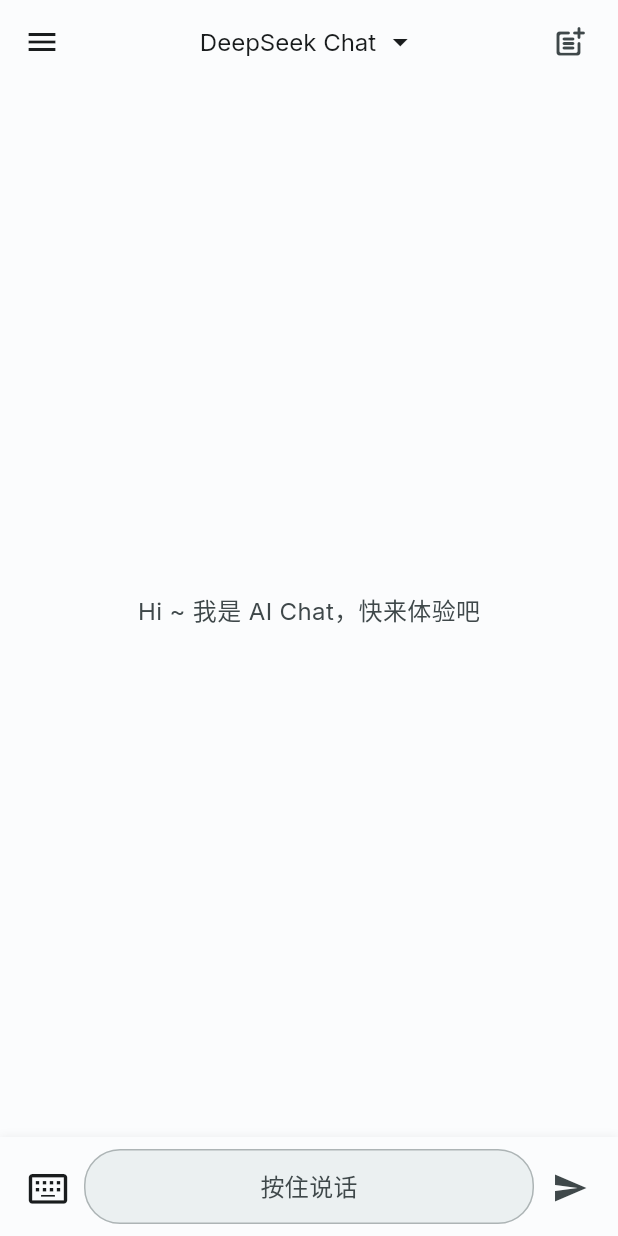
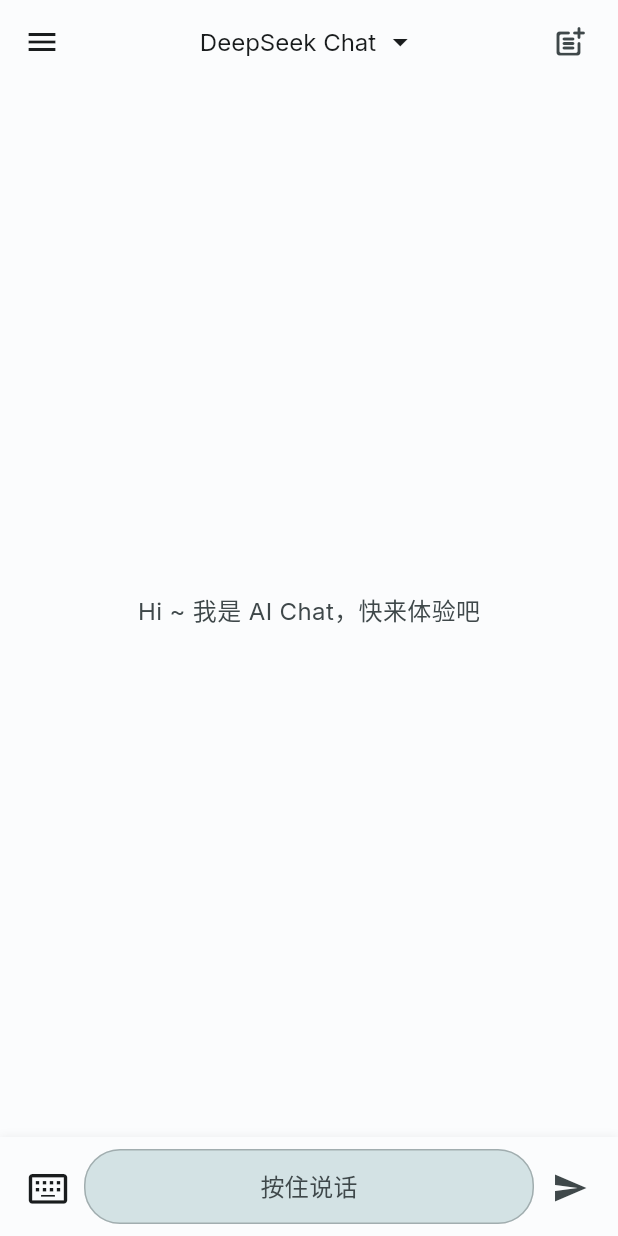
Before and after one commit to lixiuran/ai-chat-app, a Flutter app: the screen it shows after launch, after a tap on the "mic none" icon, on a phone screen of 412 x 824 dp. Run offline on Flutter 3.47's test engine with Material 3 defaults, Android fonts, the phone set to English and light mode, and no system bars; our stand-ins replace dio, flutter_chat_types, flutter_dotenv, flutter_markdown, flutter_riverpod, flutter_spinkit and 5 more.

Commit message:
处理警告

```diff
--- a/lib/providers/chat_provider.dart
+++ b/lib/providers/chat_provider.dart
@@ -12,7 +12,7 @@ final isLoadingProvider = StateProvider<bool>((ref) => false);
 class ChatMessagesNotifier extends StateNotifier<List<types.Message>> {
   final ChatService _chatService;
   final ConfigService _configService;
-  final StateNotifierProviderRef ref;
+  final Ref ref;
 
   ChatMessagesNotifier(this.ref, this._chatService)
       : _configService = ConfigService(),
--- a/lib/providers/conversation_provider.dart
+++ b/lib/providers/conversation_provider.dart
@@ -71,7 +71,7 @@ class ConversationsNotifier extends StateNotifier<List<Conversation>> {
 }
 
 class CurrentConversationNotifier extends StateNotifier<String?> {
-  final StateNotifierProviderRef ref;
+  final Ref ref;
 
   CurrentConversationNotifier(this.ref) : super(null);
 
--- a/lib/screens/home_screen.dart
+++ b/lib/screens/home_screen.dart
@@ -2,28 +2,19 @@ import 'package:flutter/material.dart';
 import 'package:flutter_riverpod/flutter_riverpod.dart';
 import 'package:flutter_chat_types/flutter_chat_types.dart' as types;
 import 'package:ai_app/providers/chat_provider.dart';
+import 'package:ai_app/providers/conversation_provider.dart';
 import 'package:ai_app/providers/model_provider.dart';
-import 'package:ai_app/providers/conversation_provider.dart';
+import 'package:ai_app/models/ai_model.dart';
 import 'package:ai_app/models/conversation.dart';
-import 'package:ai_app/models/ai_model.dart';
-import 'package:image_picker/image_picker.dart';
-import 'package:file_picker/file_picker.dart';
-import 'package:path_provider/path_provider.dart';
+import 'package:speech_to_text/speech_to_text.dart' as stt;
 import 'package:uuid/uuid.dart';
-import 'dart:io';
-import 'package:flutter_spinkit/flutter_spinkit.dart';
-import 'package:ai_app/widgets/markdown_text.dart';
-import 'package:url_launcher/url_launcher.dart';
-import 'package:ai_app/widgets/model_selector.dart';
-import 'package:ai_app/widgets/conversation_drawer.dart';
-import 'package:ai_app/providers/theme_provider.dart';
-import 'package:intl/intl.dart';
-import 'package:speech_to_text/speech_to_text.dart' as stt;
-import 'package:permission_handler/permission_handler.dart';
-
-// 导入自定义组件
 import 'package:ai_app/widgets/home/chat_input.dart';
 import 'package:ai_app/widgets/home/message_list.dart';
+import 'package:ai_app/widgets/conversation_drawer.dart';
+import 'package:ai_app/widgets/model_selector.dart';
+import 'package:intl/intl.dart';
+import 'package:permission_handler/permission_handler.dart';
+import 'dart:developer' as developer;
 
 /// 主屏幕
 /// 包含聊天界面、模型选择器和会话抽屉
@@ -61,6 +52,26 @@ class _HomeScreenState extends ConsumerState<HomeScreen> with TickerProviderStat
     _initScrollListener();
     _createNewConversationIfNeeded();
     _requestFocusAfterDelay();
+
+    // 初始化完成后打印日志
+    developer.log('HomeScreen initialized');
+
+    // 监听焦点变化
+    focusNode.addListener(() {
+      if (focusNode.hasFocus) {
+        developer.log('Input field focused');
+      }
+    });
+
+    // 初始化语音动画
+    _animationController = AnimationController(
+      vsync: this,
+      duration: const Duration(milliseconds: 1000),
+    );
+
+    _animation = Tween<double>(begin: 0.0, end: 1.0).animate(_animationController!);
+
+    developer.log('Animation controller initialized');
   }
 
   /// 初始化语音识别
@@ -69,11 +80,11 @@ class _HomeScreenState extends ConsumerState<HomeScreen> with TickerProviderStat
     try {
       var hasSpeech = await _speech.initialize(
         onError: (error) {
-          print('语音识别错误: ${error.errorMsg}');
+          developer.log('语音识别错误: ${error.errorMsg}');
           setState(() => _isListening = false);
         },
         onStatus: (status) {
-          print('语音识别状态: $status');
+          developer.log('语音识别状态: $status');
           if (status == 'done' && _isListening) {
             _handleVoiceButtonReleased();
           }
@@ -91,10 +102,10 @@ class _HomeScreenState extends ConsumerState<HomeScreen> with TickerProviderStat
           orElse: () => systemLocale!,
         );
 
-        print('选择的语言: ${zhLocale.localeId}');
+        developer.log('选择的语言: ${zhLocale.localeId}');
       }
     } catch (e) {
-      print('语音识别初始化错误: $e');
+      developer.log('语音识别初始化错误: $e');
     }
   }
 
@@ -192,13 +203,9 @@ class _HomeScreenState extends ConsumerState<HomeScreen> with TickerProviderStat
           });
         },
         localeId: 'zh_CN',
-        listenMode: stt.ListenMode.dictation,
-        partialResults: false,
-        listenFor: const Duration(seconds: 30),
-        pauseFor: const Duration(seconds: 3),
       );
     } catch (e) {
-      print('开始语音识别错误: $e');
+      developer.log('开始语音识别错误: $e');
       setState(() => _isListening = false);
       _animationController?.stop();
       if (mounted) {
@@ -257,7 +264,7 @@ class _HomeScreenState extends ConsumerState<HomeScreen> with TickerProviderStat
         }
       }
     } catch (e) {
-      print('停止语音识别错误: $e');
+      developer.log('停止语音识别错误: $e');
       setState(() => _isListening = false);
       _animationController?.stop();
       if (mounted) {
--- a/lib/theme/app_theme.dart
+++ b/lib/theme/app_theme.dart
@@ -18,11 +18,9 @@ const lightColorScheme = ColorScheme(
   errorContainer: Color(0xFFFFDAD6),
   onError: Color(0xFFFFFFFF),
   onErrorContainer: Color(0xFF410002),
-  background: Color(0xFFFBFCFD),
-  onBackground: Color(0xFF191C1D),
   surface: Color(0xFFFBFCFD),
   onSurface: Color(0xFF191C1D),
-  surfaceVariant: Color(0xFFDBE4E6),
+  surfaceContainerHighest: Color(0xFFDBE4E6),
   onSurfaceVariant: Color(0xFF3F484A),
   outline: Color(0xFF6F797A),
   onInverseSurface: Color(0xFFEFF1F1),
@@ -52,11 +50,9 @@ const darkColorScheme = ColorScheme(
   errorContainer: Color(0xFF93000A),
   onError: Color(0xFF690005),
   onErrorContainer: Color(0xFFFFDAD6),
-  background: Color(0xFF191C1D),
-  onBackground: Color(0xFFE1E3E3),
   surface: Color(0xFF191C1D),
   onSurface: Color(0xFFE1E3E3),
-  surfaceVariant: Color(0xFF3F484A),
+  surfaceContainerHighest: Color(0xFF3F484A),
   onSurfaceVariant: Color(0xFFBFC8CA),
   outline: Color(0xFF899294),
   onInverseSurface: Color(0xFF191C1D),
--- a/lib/widgets/conversation_drawer.dart
+++ b/lib/widgets/conversation_drawer.dart
@@ -24,7 +24,7 @@ class ConversationDrawer extends ConsumerWidget {
             Container(
               padding: const EdgeInsets.fromLTRB(16, 16, 16, 8),
               decoration: BoxDecoration(
-                color: Theme.of(context).colorScheme.primary.withOpacity(0.1),
+                color: Theme.of(context).colorScheme.primary.withAlpha(26),
               ),
               child: SafeArea(
                 bottom: false,
@@ -106,7 +106,7 @@ class ConversationDrawer extends ConsumerWidget {
                         foregroundColor: Theme.of(context).colorScheme.primary,
                         minimumSize: const Size(double.infinity, 44),
                         side: BorderSide(
-                          color: Theme.of(context).colorScheme.primary.withOpacity(0.5),
+                          color: Theme.of(context).colorScheme.primary.withAlpha(128),
                         ),
                       ),
                     ),
@@ -125,7 +125,7 @@ class ConversationDrawer extends ConsumerWidget {
                           Icon(
                             Icons.chat_bubble_outline,
                             size: 48,
-                            color: Theme.of(context).colorScheme.primary.withOpacity(0.5),
+                            color: Theme.of(context).colorScheme.primary.withAlpha(128),
                           ),
                           const SizedBox(height: 16),
                           Text(
@@ -207,16 +207,16 @@ class ConversationDrawer extends ConsumerWidget {
                             },
                             child: ListTile(
                               selected: isSelected,
-                              selectedTileColor: Theme.of(context).colorScheme.primaryContainer.withOpacity(0.3),
+                              selectedTileColor: Theme.of(context).colorScheme.primaryContainer.withAlpha(77),
                               leading: CircleAvatar(
                                 backgroundColor: isSelected
-                                    ? Theme.of(context).colorScheme.primary
-                                    : Theme.of(context).colorScheme.surfaceVariant,
+                                    ? Theme.of(context).colorScheme.primaryContainer.withAlpha(77)
+                                    : Colors.transparent,
                                 child: Icon(
                                   Icons.chat_bubble_outline,
                                   color: isSelected
-                                      ? Theme.of(context).colorScheme.onPrimary
-                                      : Theme.of(context).colorScheme.primary,
+                                      ? Theme.of(context).colorScheme.primary.withAlpha(26)
+                                      : Colors.transparent,
                                   size: 20,
                                 ),
                               ),
@@ -257,11 +257,13 @@ class ConversationDrawer extends ConsumerWidget {
             Container(
               decoration: BoxDecoration(
                 color: Theme.of(context).colorScheme.surface,
-                border: Border(
-                  top: BorderSide(
-                    color: Theme.of(context).colorScheme.outlineVariant.withOpacity(0.2),
+                boxShadow: [
+                  BoxShadow(
+                    color: Colors.black.withAlpha(13),
+                    offset: const Offset(1, 0),
+                    blurRadius: 4,
                   ),
-                ),
+                ],
               ),
               child: SafeArea(
                 top: false,
@@ -270,7 +272,7 @@ class ConversationDrawer extends ConsumerWidget {
                   child: Row(
                     children: [
                       CircleAvatar(
-                        backgroundColor: Theme.of(context).colorScheme.primary.withOpacity(0.1),
+                        backgroundColor: Theme.of(context).colorScheme.primary.withAlpha(26),
                         child: Icon(
                           Icons.person_outline,
                           color: Theme.of(context).colorScheme.primary,
@@ -311,7 +313,6 @@ class ConversationDrawer extends ConsumerWidget {
                       IconButton(
                         icon: const Icon(Icons.settings_outlined),
                         onPressed: () {
-                          // TODO: 打开设置页面
                         },
                         tooltip: '设置',
                       ),
--- a/lib/widgets/home/chat_input.dart
+++ b/lib/widgets/home/chat_input.dart
@@ -1,7 +1,6 @@
 import 'package:flutter/material.dart';
 import 'package:flutter_riverpod/flutter_riverpod.dart';
 import 'package:ai_app/models/ai_model.dart';
-import 'package:ai_app/models/conversation.dart';
 import 'package:ai_app/widgets/home/voice_input.dart';
 import 'package:ai_app/widgets/home/feature_button.dart';
 
@@ -40,7 +39,7 @@ class ChatInput extends ConsumerWidget {
         color: Theme.of(context).colorScheme.surface,
         boxShadow: [
           BoxShadow(
-            color: Colors.black.withOpacity(0.05),
+            color: Colors.black.withAlpha(13),
             offset: const Offset(0, -1),
             blurRadius: 4,
           ),
@@ -92,7 +91,7 @@ class ChatInput extends ConsumerWidget {
                     child: Container(
                       constraints: const BoxConstraints(maxHeight: 120),
                       decoration: BoxDecoration(
-                        color: Theme.of(context).colorScheme.surfaceVariant.withOpacity(0.5),
+                        color: Theme.of(context).colorScheme.surfaceContainerHighest.withAlpha(128),
                         borderRadius: BorderRadius.circular(24),
                       ),
                       child: isVoiceMode
--- a/lib/widgets/home/feature_button.dart
+++ b/lib/widgets/home/feature_button.dart
@@ -20,7 +20,7 @@ class FeatureButton extends StatelessWidget {
       child: Container(
         padding: const EdgeInsets.symmetric(vertical: 6),
         decoration: BoxDecoration(
-          color: Colors.grey.withOpacity(0.1),
+          color: Colors.grey.withAlpha(26),
           borderRadius: BorderRadius.circular(8),
         ),
         child: Row(
--- a/lib/widgets/home/voice_input.dart
+++ b/lib/widgets/home/voice_input.dart
@@ -26,11 +26,9 @@ class VoiceInputButton extends StatelessWidget {
         decoration: BoxDecoration(
           borderRadius: BorderRadius.circular(24),
           border: Border.all(
-            color: Theme.of(context).colorScheme.outline.withOpacity(0.5),
+            color: Theme.of(context).colorScheme.outline.withAlpha(128),
           ),
-          color: isListening
-            ? const Color(0xFF2AAF62).withOpacity(0.2)
-            : null,
+          color: Theme.of(context).colorScheme.primary.withAlpha(26),
         ),
         child: Stack(
           alignment: Alignment.center,
--- a/pubspec.yaml
+++ b/pubspec.yaml
@@ -53,8 +53,10 @@ dependencies:
   path_provider: ^2.1.2
   uuid: ^4.3.3
   url_launcher: ^6.2.4
-  speech_to_text: ^6.6.1
+  speech_to_text: ^7.0.0
   permission_handler: ^11.3.0
+  intl: ^0.18.1
+  flutter_chat_types: ^3.6.2
 
 dev_dependencies:
   flutter_test:
```
Also changed, not shown: lib/widgets/chat_view.dart (+40 -159 lines), lib/widgets/home/message_list.dart (+4 -4 lines), lib/widgets/markdown_text.dart (+6 -7 lines), pubspec.lock, 2 other files.
